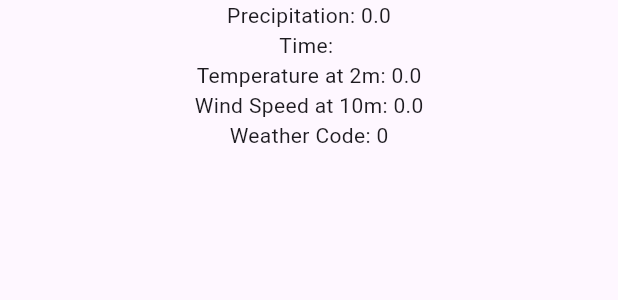
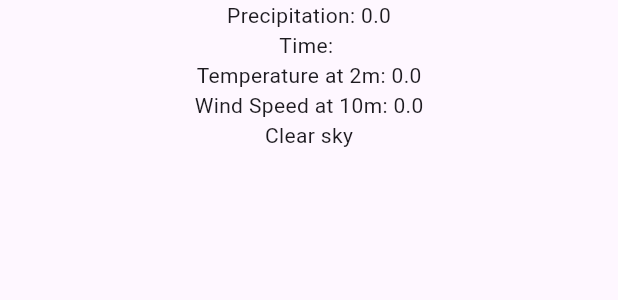
Before and after one commit to whosjorge23/weather_clean_architecture, a Flutter app: the WeatherPageContent widget shown alone on an empty page, opened directly with empty values, on a phone screen of 412 x 824 dp. Shown: the top 300 px of the screen. Run offline on Flutter 3.47's test engine with Material 3 defaults, Android fonts, the light colour scheme and no system bars; our stand-ins replace bloc, dio, equatable, flutter_bloc, freezed_annotation, geolocator and 4 more; missing offline and left inert: geolocator_platform_interface; generated files the repository leaves out were written again.

Commit message:
Add weatherCodeEnum to translate the weatherCode into a more readable format

```diff
--- /dev/null
+++ b/lib/core/shared/enums/weather_code_enum.dart
@@ -0,0 +1,43 @@
+enum WeatherCodeEnum {
+  clearsky(0),
+  mainlyclear(1),
+  partlycloudy(2),
+  overcast(3),
+  fog(45),
+  rimeFog(48),
+  drizzleLight(51),
+  drizzleModerate(53),
+  drizzleDense(55),
+  freezingDrizzleLight(56),
+  freezingDrizzleDense(57),
+  rainSlight(61),
+  rainModerate(63),
+  rainHeavy(65),
+  freezingRainLight(66),
+  freezingRainHeavy(67),
+  snowFallSlight(71),
+  snowFallModerate(73),
+  snowFallHeavy(75),
+  snowGrains(77),
+  rainShowersSlight(80),
+  rainShowersModerate(81),
+  rainShowersViolent(82),
+  snowShowersSlight(85),
+  snowShowersHeavy(86),
+  thunderstorm(95),
+  thunderstormSlightHail(96),
+  thunderstormHeavyHail(99);
+
+  final int weatherCode;
+
+  const WeatherCodeEnum(this.weatherCode);
+}
+
+extension WeatherCodeEnumExtension on WeatherCodeEnum {
+  static WeatherCodeEnum getByWeatherCode(int weatherCode) {
+    return WeatherCodeEnum.values.firstWhere(
+      (element) => element.weatherCode == weatherCode,
+      orElse: () => WeatherCodeEnum.clearsky,
+    );
+  }
+}
--- a/lib/data/dto/weather_response_dto.dart
+++ b/lib/data/dto/weather_response_dto.dart
@@ -1,4 +1,5 @@
 import 'package:freezed_annotation/freezed_annotation.dart';
+import 'package:weather_clean_architecture/core/shared/enums/weather_code_enum.dart';
 import 'package:weather_clean_architecture/data/dto/base_dto.dart';
 import 'package:weather_clean_architecture/domain/entities/current_response_entity.dart';
 import 'package:weather_clean_architecture/domain/entities/current_units_response_entity.dart';
@@ -90,7 +91,7 @@ class CurrentResponseDTO extends BaseDTO<CurrentResponseEntity> {
       interval: interval,
       precipitation: precipitation,
       temperature2m: temperature2m,
-      weatherCode: weatherCode,
+      weatherCode: WeatherCodeEnumExtension.getByWeatherCode(weatherCode ?? 0),
       windSpeed10m: windSpeed10m,
     );
   }
--- a/lib/domain/entities/current_response_entity.dart
+++ b/lib/domain/entities/current_response_entity.dart
@@ -1,3 +1,4 @@
+import 'package:weather_clean_architecture/core/shared/enums/weather_code_enum.dart';
 import 'package:weather_clean_architecture/data/dto/weather_response_dto.dart';
 import 'package:weather_clean_architecture/domain/entities/base_entity.dart';
 
@@ -6,7 +7,7 @@ class CurrentResponseEntity extends BaseEntity {
   final int? interval;
   final double? precipitation;
   final double? temperature2m;
-  final int? weatherCode;
+  final WeatherCodeEnum? weatherCode;
   final double? windSpeed10m;
 
   const CurrentResponseEntity({
@@ -22,7 +23,7 @@ class CurrentResponseEntity extends BaseEntity {
   CurrentResponseDTO toDTO() {
     return CurrentResponseDTO(
       temperature2m,
-      weatherCode,
+      weatherCode?.weatherCode,
       windSpeed10m,
       time: time,
       interval: interval,
--- a/lib/features/weather/widgets/weather_page_content.dart
+++ b/lib/features/weather/widgets/weather_page_content.dart
@@ -1,5 +1,8 @@
 import 'package:flutter/cupertino.dart';
+import 'package:weather_clean_architecture/core/shared/enums/weather_code_enum.dart';
 import 'package:weather_clean_architecture/domain/entities/weather_response_entity.dart';
+
+import '../../../data/dto/weather_response_dto.dart';
 
 class WeatherPageContent extends StatelessWidget {
   const WeatherPageContent(
@@ -26,9 +29,45 @@ class WeatherPageContent extends StatelessWidget {
           Text(
             'Wind Speed at 10m: ${weatherEntity.current?.windSpeed10m}${weatherEntity.currentUnits?.windSpeed10m}',
           ),
-          Text(
-            'Weather Code: ${weatherEntity.current?.weatherCode}',
-          ),
+          switch (weatherEntity.current?.weatherCode) {
+            WeatherCodeEnum.clearsky => Text('Clear sky'),
+            WeatherCodeEnum.mainlyclear => Text('Mainly clear'),
+            WeatherCodeEnum.partlycloudy => Text('partly cloudy'),
+            WeatherCodeEnum.overcast => Text('overcast'),
+            WeatherCodeEnum.fog => Text('Fog'),
+            WeatherCodeEnum.rimeFog => Text('depositing rime fog'),
+            WeatherCodeEnum.drizzleLight => Text('Drizzle Light'),
+            WeatherCodeEnum.drizzleModerate => Text('Drizzle Moderate'),
+            WeatherCodeEnum.drizzleDense => Text('Drizzle Dense'),
+            WeatherCodeEnum.freezingDrizzleLight =>
+              Text('Freezing Drizzle Light'),
+            WeatherCodeEnum.freezingDrizzleDense =>
+              Text('Freezing Drizzle Dense'),
+            WeatherCodeEnum.rainSlight => Text('Rain Slight'),
+            WeatherCodeEnum.rainModerate => Text('Rain Moderate'),
+            WeatherCodeEnum.rainHeavy => Text('Rain Heavy'),
+            WeatherCodeEnum.freezingRainLight => Text('Freezing Rain Light'),
+            WeatherCodeEnum.freezingRainHeavy => Text('Freezing Rain Heavy'),
+            WeatherCodeEnum.snowFallSlight => Text('Snow Fall Slight'),
+            WeatherCodeEnum.snowFallModerate => Text('Snow Fall Moderate'),
+            WeatherCodeEnum.snowFallHeavy => Text('Snow Fall Heavy'),
+            WeatherCodeEnum.snowGrains => Text('Snow Grains'),
+            WeatherCodeEnum.rainShowersSlight => Text('Rain Showers Slight'),
+            WeatherCodeEnum.rainShowersModerate =>
+              Text('Rain Showers Moderate'),
+            WeatherCodeEnum.rainShowersViolent => Text('Rain Showers Violent'),
+            WeatherCodeEnum.snowShowersSlight => Text('Snow Showers Slight'),
+            WeatherCodeEnum.snowShowersHeavy => Text('Snow Showers Heavy'),
+            WeatherCodeEnum.thunderstorm => Text('Thunderstorm'),
+            WeatherCodeEnum.thunderstormSlightHail =>
+              Text('Thunderstorm Slight Hail'),
+            WeatherCodeEnum.thunderstormHeavyHail =>
+              Text('Thunderstorm Heavy Hail'),
+            _ => Text('Clear Sky'),
+          },
+          // Text(
+          //   'Weather Code: ${weatherEntity.current?.weatherCode}',
+          // ),
         ],
       ),
     );
```
